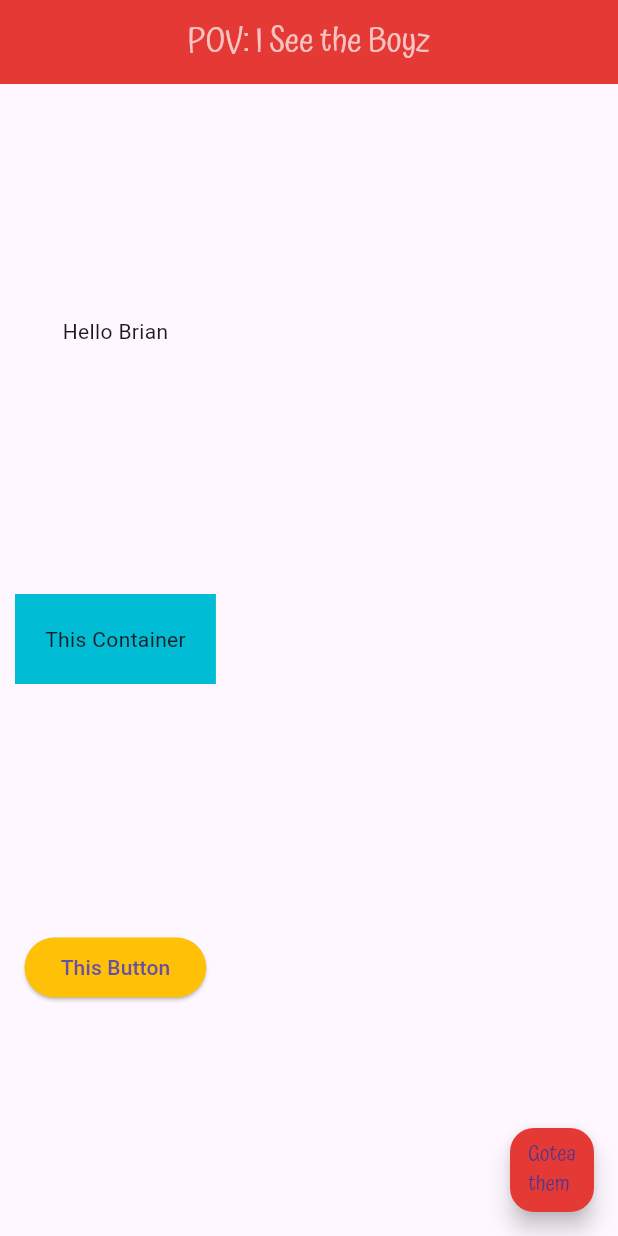
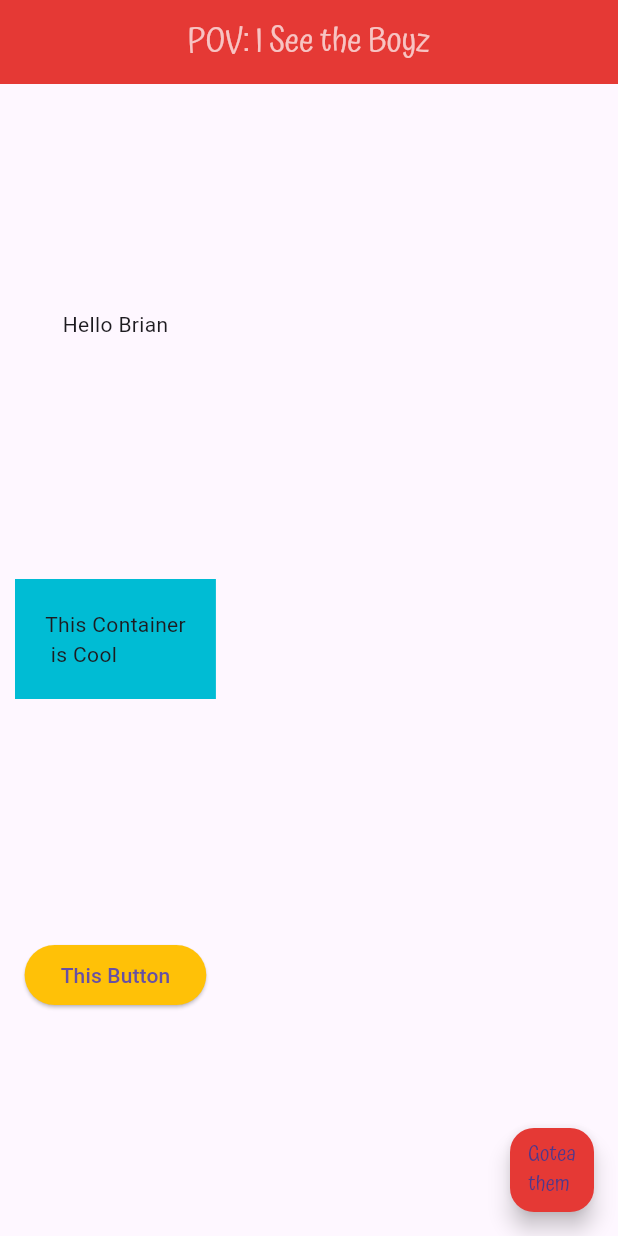
Before and after one commit to MutukuBrian/Learning-Dart-and-Flutter-with-AI, a Flutter app: the screen it shows after launch, on a phone screen of 412 x 824 dp. Run offline on Flutter 3.47's test engine with Material 3 defaults, Android fonts, the phone set to English and light mode, and no system bars.

```diff
--- a/FlutterPractice/my_first_app/lib/main.dart
+++ b/FlutterPractice/my_first_app/lib/main.dart
@@ -28,7 +28,7 @@ class Home extends StatelessWidget{
               color: Colors.cyan,
               margin: EdgeInsets.all(10.0),
               padding: EdgeInsets.all(20.0),
-              child: Text("This Container"),
+              child: Text("This Container\n is Cool"),
 
             ),
             ElevatedButton(
```
